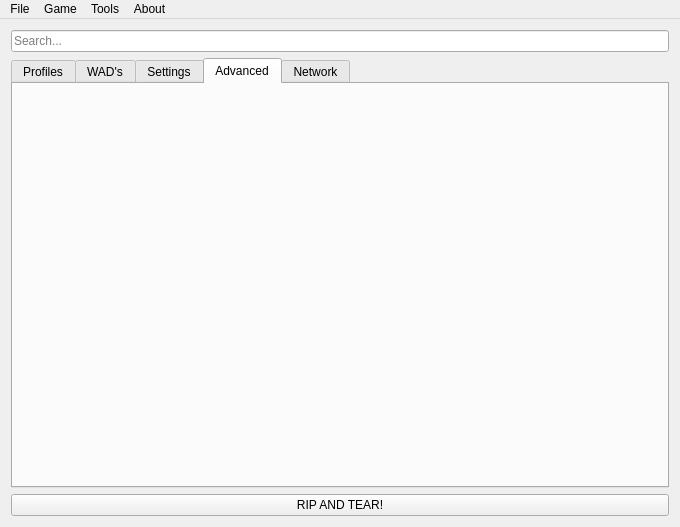
Above: src/ui/mainwindow.ui from VolkMilit/ChickenLauncherReborn before the change. Below: the same form after it.
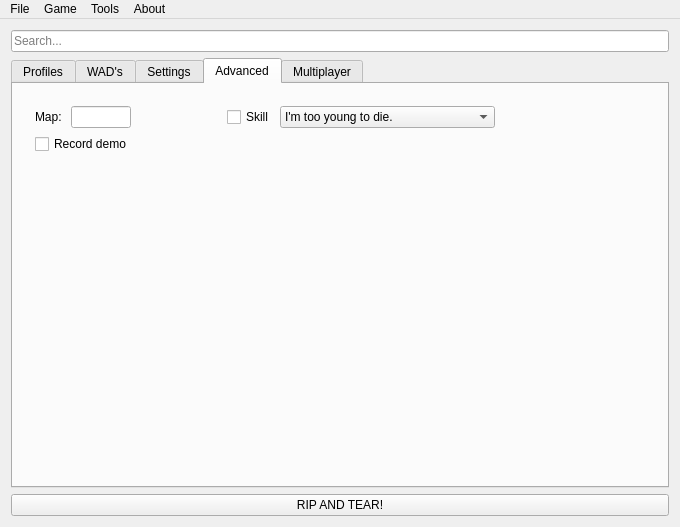
That is the form after the change. The open tabs and pages were chosen to show the change. Icons and pictures are not drawn.

Commit message: implement advenced and multiplayer tabs for gzdoom

```diff
--- a/src/ui/mainwindow.ui
+++ b/src/ui/mainwindow.ui
@@ -559,8 +559,155 @@
           <property name="currentIndex">
            <number>1</number>
           </property>
-          <widget class="QWidget" name="sw_adv_page1"/>
-          <widget class="QWidget" name="sw_adv_page2"/>
+          <widget class="QWidget" name="sw_adv_page1">
+           <layout class="QVBoxLayout" name="verticalLayout_11">
+            <item>
+             <widget class="QCheckBox" name="cb_dp_water">
+              <property name="text">
+               <string>Enable water</string>
+              </property>
+             </widget>
+            </item>
+            <item>
+             <spacer name="verticalSpacer_5">
+              <property name="orientation">
+               <enum>Qt::Vertical</enum>
+              </property>
+              <property name="sizeHint" stdset="0">
+               <size>
+                <width>20</width>
+                <height>40</height>
+               </size>
+              </property>
+             </spacer>
+            </item>
+           </layout>
+          </widget>
+          <widget class="QWidget" name="sw_adv_page2">
+           <layout class="QVBoxLayout" name="verticalLayout_10">
+            <item>
+             <layout class="QHBoxLayout" name="horizontalLayout_10">
+              <item>
+               <widget class="QLabel" name="label_7">
+                <property name="sizePolicy">
+                 <sizepolicy hsizetype="Maximum" vsizetype="Preferred">
+                  <horstretch>0</horstretch>
+                  <verstretch>0</verstretch>
+                 </sizepolicy>
+                </property>
+                <property name="text">
+                 <string>Map: </string>
+                </property>
+               </widget>
+              </item>
+              <item>
+               <widget class="QLineEdit" name="le_gz_map">
+                <property name="maximumSize">
+                 <size>
+                  <width>60</width>
+                  <height>16777215</height>
+                 </size>
+                </property>
+               </widget>
+              </item>
+              <item>
+               <spacer name="horizontalSpacer_2">
+                <property name="orientation">
+                 <enum>Qt::Horizontal</enum>
+                </property>
+                <property name="sizeType">
+                 <enum>QSizePolicy::Maximum</enum>
+                </property>
+                <property name="sizeHint" stdset="0">
+                 <size>
+                  <width>90</width>
+                  <height>20</height>
+                 </size>
+                </property>
+               </spacer>
+              </item>
+              <item>
+               <widget class="QCheckBox" name="cb_gz_skill">
+                <property name="sizePolicy">
+                 <sizepolicy hsizetype="Maximum" vsizetype="Fixed">
+                  <horstretch>0</horstretch>
+                  <verstretch>0</verstretch>
+                 </sizepolicy>
+                </property>
+                <property name="text">
+                 <string>Skill</string>
+                </property>
+               </widget>
+              </item>
+              <item>
+               <widget class="QComboBox" name="comb_gz_skill">
+                <item>
+                 <property name="text">
+                  <string>I'm too young to die.</string>
+                 </property>
+                </item>
+                <item>
+                 <property name="text">
+                  <string>Hey, not too rough.</string>
+                 </property>
+                </item>
+                <item>
+                 <property name="text">
+                  <string>Hurt me plenty.</string>
+                 </property>
+                </item>
+                <item>
+                 <property name="text">
+                  <string>Ultra-Violence.</string>
+                 </property>
+                </item>
+                <item>
+                 <property name="text">
+                  <string>Nightmare!</string>
+                 </property>
+                </item>
+               </widget>
+              </item>
+              <item>
+               <spacer name="horizontalSpacer">
+                <property name="orientation">
+                 <enum>Qt::Horizontal</enum>
+                </property>
+                <property name="sizeType">
+                 <enum>QSizePolicy::Maximum</enum>
+                </property>
+                <property name="sizeHint" stdset="0">
+                 <size>
+                  <width>150</width>
+                  <height>20</height>
+                 </size>
+                </property>
+               </spacer>
+              </item>
+             </layout>
+            </item>
+            <item>
+             <widget class="QCheckBox" name="cb_gz_demo">
+              <property name="text">
+               <string>Record demo</string>
+              </property>
+             </widget>
+            </item>
+            <item>
+             <spacer name="verticalSpacer_2">
+              <property name="orientation">
+               <enum>Qt::Vertical</enum>
+              </property>
+              <property name="sizeHint" stdset="0">
+               <size>
+                <width>20</width>
+                <height>40</height>
+               </size>
+              </property>
+             </spacer>
+            </item>
+           </layout>
+          </widget>
          </widget>
         </item>
        </layout>
@@ -571,7 +718,7 @@
          <normaloff>.</normaloff>.</iconset>
        </attribute>
        <attribute name="title">
-        <string>Network</string>
+        <string>Multiplayer</string>
        </attribute>
       </widget>
      </widget>
```
Left out of the diff: 90 changed lines with no effect on the pictures. The commit also changes 4 other files.
